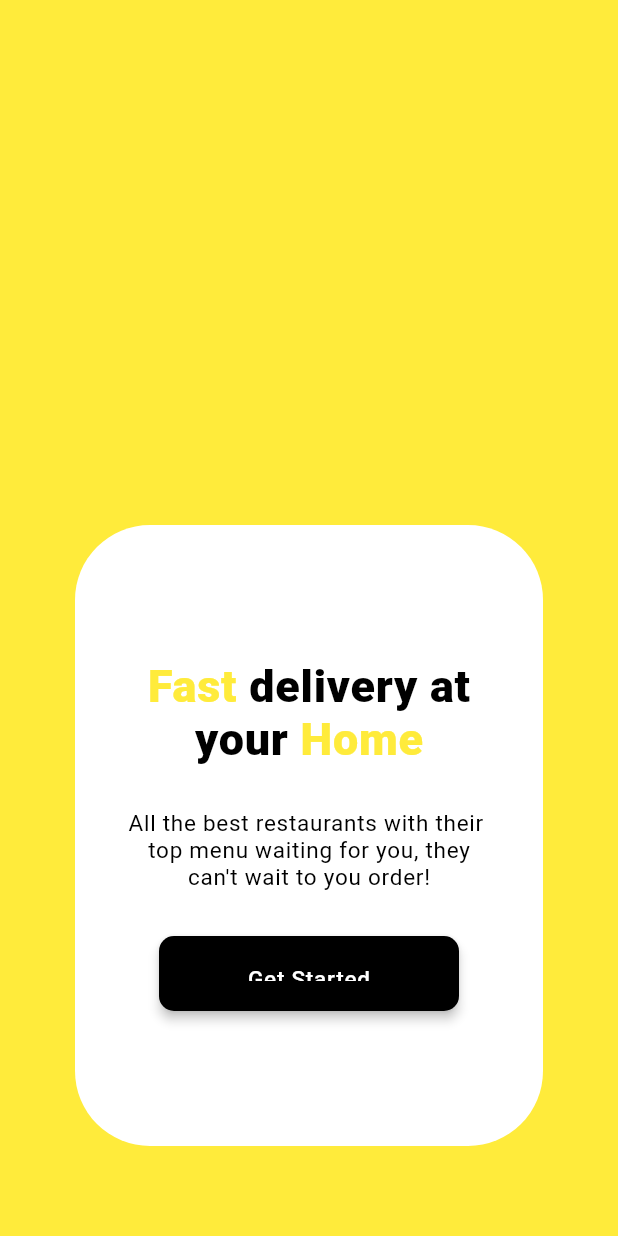
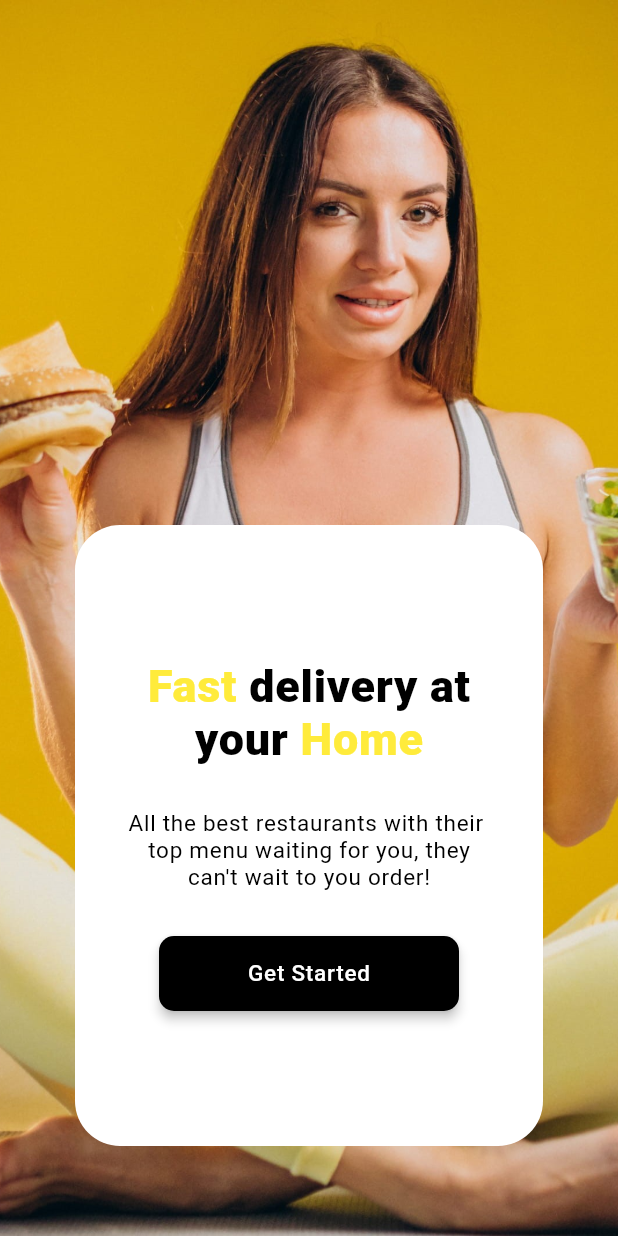
Before and after one commit to Anand-Singh1990/fast_delivery, a Flutter app: the screen it shows after launch, on a phone screen of 412 x 824 dp. Run offline on Flutter 3.47's test engine with Material 2 defaults, Android fonts, the phone set to English and light mode, and no system bars.

Commit message:
6th July

```diff
--- a/lib/MyPhoto.dart
+++ b/lib/MyPhoto.dart
@@ -7,10 +7,17 @@ class MyPhoto extends StatelessWidget {
 
   @override
   Widget build(BuildContext context) {
-    return Padding(
+    return Container(
+      decoration: BoxDecoration(
+        image: DecorationImage(
+          image: AssetImage("assets/woman.jpg"),
+          fit: BoxFit.cover,
+        ),
+      ),
+      child: Padding(
         padding: const EdgeInsets.fromLTRB(50, 350, 50, 60),
         child: ClipRRect(
-        borderRadius: BorderRadius.circular(50),
+          borderRadius: BorderRadius.circular(30),
           child: Scaffold(
             backgroundColor: Colors.white,
             body: Column(
@@ -99,7 +106,7 @@ class MyPhoto extends StatelessWidget {
                           elevation: 3,
                           shape: RoundedRectangleBorder(
                               borderRadius: BorderRadius.circular(10)),
-                        padding: EdgeInsets.all(20)),
+                          padding: EdgeInsets.all(10)),
                       child: Text("Get Started",
                           style: TextStyle(
                             color: Colors.white,
@@ -115,6 +122,7 @@ class MyPhoto extends StatelessWidget {
             ),
           ),
         ),
+      ),
     );
   }
 }
--- a/lib/main.dart
+++ b/lib/main.dart
@@ -1,8 +1,8 @@
 import 'package:flutter/material.dart';
-
+import 'package:flutter/services.dart';
 import 'MyPhoto.dart';
 
-void main(){
+void main() {
   runApp(const MyApp());
 }
 
@@ -11,23 +11,13 @@ class MyApp extends StatelessWidget {
 
   @override
   Widget build(BuildContext context) {
-      return MaterialApp(
-        color: Colors.yellow,
-        debugShowCheckedModeBanner: false,
-        home: Scaffold(
-          backgroundColor: Colors.yellow,
-          body: MyBody()
-          ),
-      );
-
+    SystemChrome.setPreferredOrientations([
+      DeviceOrientation.portraitUp,
+    ]);
+    return MaterialApp(
+      color: Colors.yellow,
+      debugShowCheckedModeBanner: false,
+      home: Scaffold(backgroundColor: Colors.yellow, body: MyPhoto()),
+    );
   }
 }
-
-class MyBody extends StatelessWidget {
-  const MyBody({Key? key}) : super(key: key);
-
-  @override
-  Widget build(BuildContext context) {
-    return MyPhoto();
-  }
-}
--- a/pubspec.yaml
+++ b/pubspec.yaml
@@ -3,7 +3,7 @@ description: A new Flutter project.
 
 # The following line prevents the package from being accidentally published to
 # pub.dev using `flutter pub publish`. This is preferred for private packages.
-publish_to: 'none' # Remove this line if you wish to publish to pub.dev
+publish_to: "none" # Remove this line if you wish to publish to pub.dev
 
 # The following defines the version and build number for your application.
 # A version number is three numbers separated by dots, like 1.2.43
@@ -30,7 +30,6 @@ dependencies:
   flutter:
     sdk: flutter
 
-
   # The following adds the Cupertino Icons font to your application.
   # Use with the CupertinoIcons class for iOS style icons.
   cupertino_icons: ^1.0.2
@@ -51,7 +50,8 @@ dev_dependencies:
 
 # The following section is specific to Flutter packages.
 flutter:
-
+  assets:
+    - assets/
   # The following line ensures that the Material Icons font is
   # included with your application, so that you can use the icons in
   # the material Icons class.
```
Also changed, not shown: assets/woman.jpg (added). Lines whose indentation alone changed are shown as unchanged.
